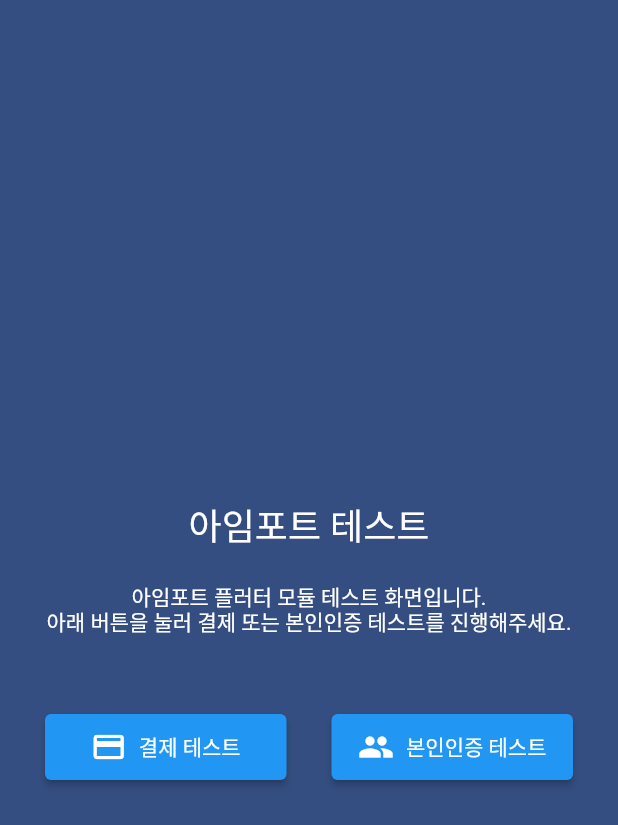
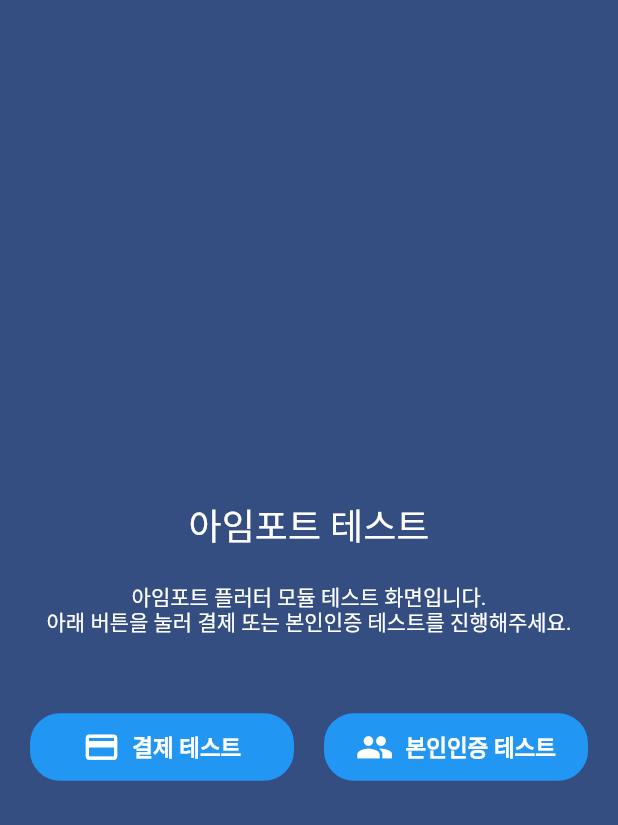
Before and after one commit to iamport/iamport_flutter, a Flutter app: the screen it shows after launch, on a phone screen of 412 x 824 dp. Shown: the top 825 px of the screen. Run offline on Flutter 3.47's test engine with Material 2 defaults, Android fonts, the phone set to English and light mode, and no system bars; our stand-ins replace get, uni_links; missing offline and left inert: dart_json_mapper, iamport_webview_flutter.

Commit message:
예제 UI 개선

```diff
--- a/example/lib/main.dart
+++ b/example/lib/main.dart
@@ -1,17 +1,14 @@
 import 'package:flutter/material.dart';
-import 'package:iamport_flutter_example/main.mapper.g.dart';
-
-import './screens/home.dart';
-import './screens/payment_test.dart';
-import './screens/payment.dart';
-import './screens/payment_result.dart';
-import './screens/certification_test.dart';
-import './screens/certification.dart';
-import './screens/certification_result.dart';
+import 'package:get/get.dart';
+import 'package:iamport_flutter_example/screens/certification.dart';
+import 'package:iamport_flutter_example/screens/certification_result.dart';
+import 'package:iamport_flutter_example/screens/certification_test.dart';
+import 'package:iamport_flutter_example/screens/home.dart';
+import 'package:iamport_flutter_example/screens/payment.dart';
+import 'package:iamport_flutter_example/screens/payment_result.dart';
+import 'package:iamport_flutter_example/screens/payment_test.dart';
 
 void main() {
-  initializeJsonMapper();
-
   runApp(new IamportApp());
 }
 
@@ -25,21 +22,36 @@ class _IamportAppState extends State<IamportApp> {
 
   @override
   Widget build(BuildContext context) {
-    return MaterialApp(
+    return GetMaterialApp(
+      // initialRoute: '/',
+      // theme: ThemeData(
+      //   primaryColor: primaryColor,
+      //   buttonColor: primaryColor,
+      // ),
+      // routes: {
+      //   '/': (context) => Home(),
+      //   '/payment-test': (context) => PaymentTest(),
+      //   '/payment': (context) => Payment(),
+      //   '/payment-result': (context) => PaymentResult(),
+      //   '/certification-test': (context) => CertificationTest(),
+      //   '/certification': (context) => Certification(),
+      //   '/certification-result': (context) => CertificationResult(),
+      // },
       initialRoute: '/',
       theme: ThemeData(
         primaryColor: primaryColor,
         buttonColor: primaryColor,
       ),
-      routes: {
-        '/': (context) => Home(),
-        '/payment-test': (context) => PaymentTest(),
-        '/payment': (context) => Payment(),
-        '/payment-result': (context) => PaymentResult(),
-        '/certification-test': (context) => CertificationTest(),
-        '/certification': (context) => Certification(),
-        '/certification-result': (context) => CertificationResult(),
-      },
+      getPages: [
+        GetPage(name: '/', page: () => Home()),
+        GetPage(name: '/payment-test', page: () => PaymentTest()),
+        GetPage(name: '/payment', page: () => Payment()),
+        GetPage(name: '/payment-result', page: () => PaymentResult()),
+        GetPage(name: '/certification-test', page: () => CertificationTest()),
+        GetPage(name: '/certification', page: () => Certification()),
+        GetPage(
+            name: '/certification-result', page: () => CertificationResult()),
+      ],
     );
   }
 }
--- a/example/lib/screens/home.dart
+++ b/example/lib/screens/home.dart
@@ -1,4 +1,5 @@
 import 'package:flutter/material.dart';
+import 'package:get/get.dart';
 
 class Home extends StatefulWidget {
   @override
@@ -74,50 +75,69 @@ class _HomeState extends State<Home> {
                   children: [
                     Padding(
                       padding: EdgeInsets.only(
-                        left: 30,
+                        left: 20,
                       ),
                     ),
                     Expanded(
                       child: ElevatedButton.icon(
-                        icon: Icon(Icons.payment),
-                        onPressed: () {
-                          Navigator.pushNamed(context, '/payment-test');
-                        },
-                        label: Text('결제 테스트'),
                         style: ElevatedButton.styleFrom(
-                          padding: EdgeInsets.all(10),
-                          textStyle: TextStyle(
+                          padding: EdgeInsets.symmetric(vertical: 10),
+                          shape: RoundedRectangleBorder(
+                            borderRadius: BorderRadius.circular(20),
+                          ),
+                          elevation: 0,
+                          shadowColor: Colors.transparent,
+                        ),
+                        icon: Icon(
+                          Icons.payment,
+                          color: Colors.white,
+                          size: 25,
+                        ),
+                        label: Text(
+                          '결제 테스트',
+                          style: TextStyle(
                             color: Colors.white,
+                            fontSize: 15,
+                            fontWeight: FontWeight.bold,
                           ),
                         ),
+                        onPressed: () {
+                          Get.toNamed('/payment-test');
+                        },
                       ),
                     ),
                     Padding(
-                      padding: EdgeInsets.only(
-                        left: 15,
-                        right: 15,
-                      ),
+                      padding: EdgeInsets.symmetric(horizontal: 10),
                     ),
                     Expanded(
                       child: ElevatedButton.icon(
-                        icon: Icon(Icons.people),
-                        onPressed: () {
-                          Navigator.pushNamed(context, '/certification-test');
-                        },
-                        label: Text('본인인증 테스트'),
                         style: ElevatedButton.styleFrom(
-                          padding: EdgeInsets.all(10),
-                          textStyle: TextStyle(
+                          padding: EdgeInsets.symmetric(vertical: 10),
+                          shape: RoundedRectangleBorder(
+                            borderRadius: BorderRadius.circular(20),
+                          ),
+                          elevation: 0,
+                          shadowColor: Colors.transparent,
+                        ),
+                        icon: Icon(
+                          Icons.people,
+                          color: Colors.white,
+                          size: 25,
+                        ),
+                        label: Text(
+                          '본인인증 테스트',
+                          style: TextStyle(
                             color: Colors.white,
+                            fontSize: 15,
+                            fontWeight: FontWeight.bold,
                           ),
                         ),
+                        onPressed: () {
+                          Get.toNamed('/certification-test');
+                        },
                       ),
                     ),
-                    Padding(
-                      padding: EdgeInsets.only(
-                        right: 30,
-                      ),
-                    ),
+                    Padding(padding: EdgeInsets.only(right: 20)),
                   ],
                 ),
               ),
--- a/example/pubspec.yaml
+++ b/example/pubspec.yaml
@@ -11,6 +11,7 @@ dependencies:
   # The following adds the Cupertino Icons font to your application.
   # Use with the CupertinoIcons class for iOS style icons.
   cupertino_icons: ^1.0.3
+  get: ^4.3.8
 
 dev_dependencies:
   flutter_test:
```
Also changed, not shown: example/lib/model/method.dart (+6 -7 lines), example/lib/screens/certification.dart (+13 -13 lines), example/lib/screens/certification_result.dart (+23 -15 lines), example/lib/screens/certification_test.dart (+26 -9 lines), example/lib/screens/payment.dart (+13 -13 lines), example/lib/screens/payment_result.dart (+23 -15 lines), example/lib/screens/payment_test.dart (+27 -16 lines), lib/widget/iamport_error.dart (+20 -13 lines), example/lib/model/carrier.dart (line endings or trailing spaces), example/lib/model/quota.dart (line endings or trailing spaces).
